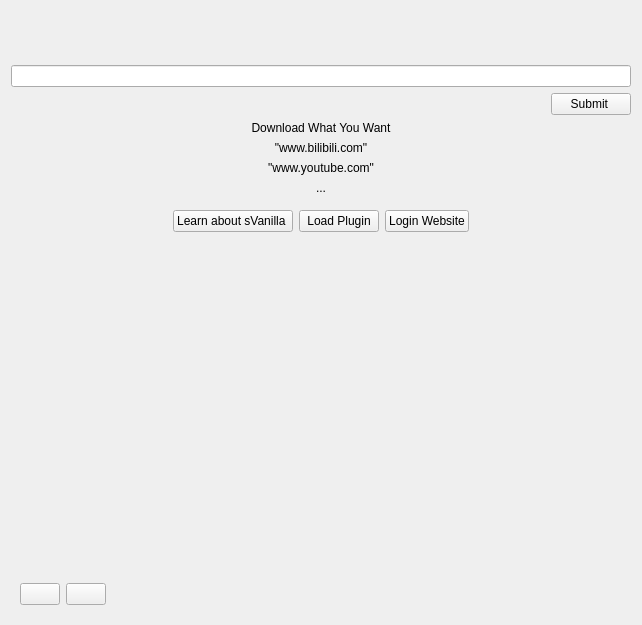
This is sVanilla/src/ClientUi/Home/HomePage.ui in WangPengZhan/sVanilla as Qt 5 draws it before an edit. The edited form follows.
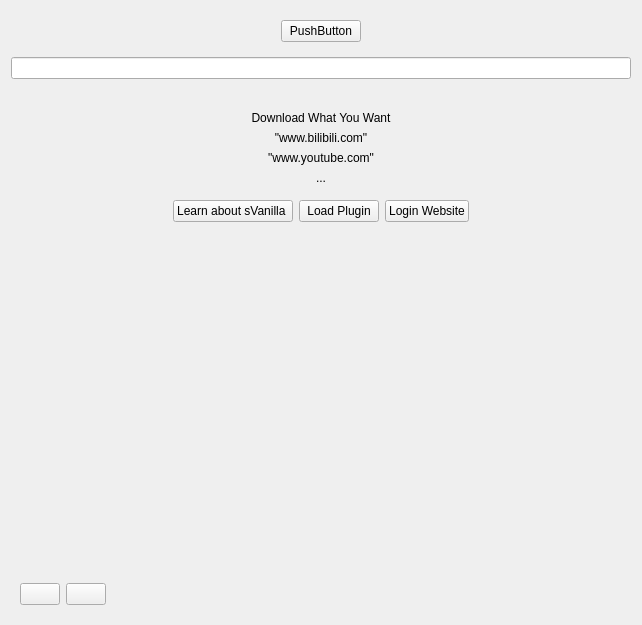
This is the edited form. Custom widgets are drawn as their Qt base class.

Commit message:
feat(ui): add vanillaStyle (#30)
feat(style): add vanillastyle

The edit to the form file:
```diff
--- a/sVanilla/src/ClientUi/Home/HomePage.ui
+++ b/sVanilla/src/ClientUi/Home/HomePage.ui
@@ -12,26 +12,42 @@
   </property>
   <layout class="QVBoxLayout" name="verticalLayout">
    <item>
-    <widget class="QToolButton" name="IconButton">
-     <property name="sizePolicy">
-      <sizepolicy hsizetype="Expanding" vsizetype="Fixed">
-       <horstretch>0</horstretch>
-       <verstretch>0</verstretch>
-      </sizepolicy>
-     </property>
-     <property name="styleSheet">
-      <string notr="true">background-color: transparent;
-                                          border:none;</string>
-     </property>
-     <property name="text">
-      <string/>
-     </property>
-     <property name="iconSize">
-      <size>
-       <width>45</width>
-       <height>45</height>
-      </size>
-     </property>
+    <widget class="QWidget" name="widget_3" native="true">
+     <layout class="QHBoxLayout" name="horizontalLayout_4">
+      <item>
+       <spacer name="horizontalSpacer_5">
+        <property name="orientation">
+         <enum>Qt::Horizontal</enum>
+        </property>
+        <property name="sizeHint" stdset="0">
+         <size>
+          <width>40</width>
+          <height>20</height>
+         </size>
+        </property>
+       </spacer>
+      </item>
+      <item>
+       <widget class="VanillaStyle::IconButton" name="IconBtn">
+        <property name="text">
+         <string>PushButton</string>
+        </property>
+       </widget>
+      </item>
+      <item>
+       <spacer name="horizontalSpacer_6">
+        <property name="orientation">
+         <enum>Qt::Horizontal</enum>
+        </property>
+        <property name="sizeHint" stdset="0">
+         <size>
+          <width>40</width>
+          <height>20</height>
+         </size>
+        </property>
+       </spacer>
+      </item>
+     </layout>
     </widget>
    </item>
    <item>
@@ -73,14 +89,7 @@
        </spacer>
       </item>
       <item>
-       <widget class="QPushButton" name="HomePageSubmit">
-        <property name="layoutDirection">
-         <enum>Qt::RightToLeft</enum>
-        </property>
-        <property name="text">
-         <string>Submit </string>
-        </property>
-       </widget>
+       <widget class="VanillaStyle::IconLabel" name="HomePageSubmit" native="true"/>
       </item>
      </layout>
     </widget>
@@ -272,6 +281,17 @@
    <extends>QLineEdit</extends>
    <header>SUI/SearchLineEdit.h</header>
   </customwidget>
+  <customwidget>
+   <class>VanillaStyle::IconButton</class>
+   <extends>QPushButton</extends>
+   <header>VanillaStyle/Widgets/IconButton.h</header>
+  </customwidget>
+  <customwidget>
+   <class>VanillaStyle::IconLabel</class>
+   <extends>QWidget</extends>
+   <header>VanillaStyle/Widgets/IconLabel.h</header>
+   <container>1</container>
+  </customwidget>
  </customwidgets>
  <resources/>
  <connections/>
```
Left out of the diff: 4 changed lines with no effect on the pictures. The commit also changes 43 other files.
